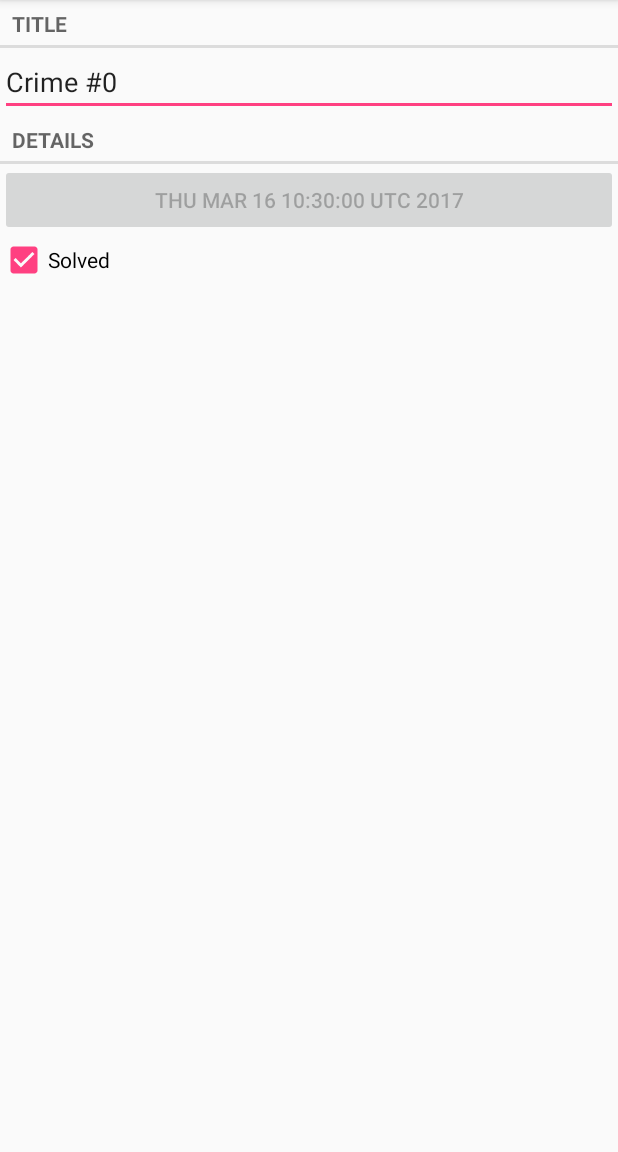
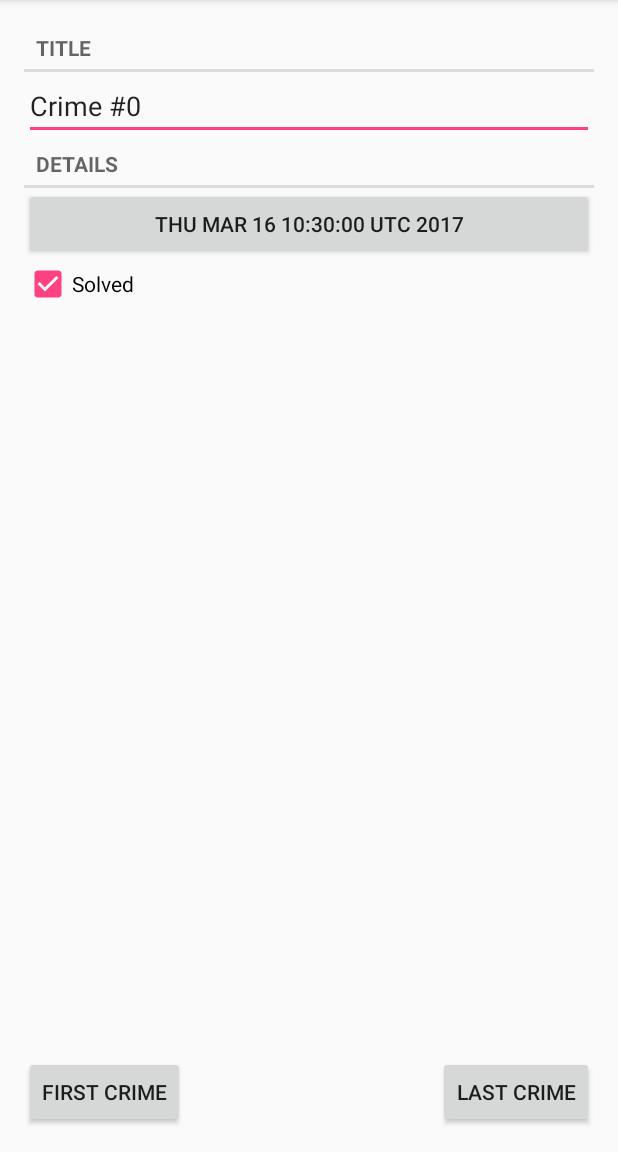
Before and after one commit to SeanArmstrong/BigNerdRanch, an Android app: the screen it shows after launch (CrimePagerActivity), after a tap on an icon or button, on a phone screen of 412 x 824 dp, the part 84-1236 px from its top. Run offline under Robolectric (Android 15) with nearby library versions, the phone set to English and light mode, and no system bars.

Commit message:
complete chapter 11 challanges and finish chapter 12

```diff
--- a/CriminalIntent/app/src/main/java/com/example/seanarmstrong/criminalintent/CrimeFragment.java
+++ b/CriminalIntent/app/src/main/java/com/example/seanarmstrong/criminalintent/CrimeFragment.java
@@ -1,8 +1,11 @@
 package com.example.seanarmstrong.criminalintent;
 
+import android.app.Activity;
+import android.content.Intent;
 import android.os.Bundle;
 import android.support.annotation.Nullable;
 import android.support.v4.app.Fragment;
+import android.support.v4.app.FragmentManager;
 import android.text.Editable;
 import android.text.TextWatcher;
 import android.view.LayoutInflater;
@@ -13,6 +16,7 @@ import android.widget.CheckBox;
 import android.widget.CompoundButton;
 import android.widget.EditText;
 
+import java.util.Date;
 import java.util.UUID;
 
 import static android.widget.CompoundButton.*;
@@ -24,6 +28,8 @@ import static android.widget.CompoundButton.*;
 public class CrimeFragment extends Fragment {
 
     private static final String ARG_CRIME_ID = "crime_id";
+    private static final String DIALOG_DATA = "DialogDate";
+    private static final int REQUEST_DATE = 0;
 
     private Crime mCrime;
 
@@ -72,7 +78,17 @@ public class CrimeFragment extends Fragment {
 
         mDateButton = (Button) v.findViewById(R.id.crime_date);
         mDateButton.setText(mCrime.getDate().toString());
-        mDateButton.setEnabled(false);
+        updateDate();
+        mDateButton.setOnClickListener(new View.OnClickListener() {
+
+            @Override
+            public void onClick(View v) {
+                FragmentManager manager = getFragmentManager();
+                DatePickerFragment dialog = DatePickerFragment.newInstance(mCrime.getDate());
+                dialog.setTargetFragment(CrimeFragment.this, REQUEST_DATE);
+                dialog.show(manager, DIALOG_DATA);
+            }
+        });
 
         mSolvedCheckbox = (CheckBox) v.findViewById(R.id.crime_solved);
         mSolvedCheckbox.setChecked(mCrime.isSolved());
@@ -86,4 +102,21 @@ public class CrimeFragment extends Fragment {
 
         return v;
     }
+
+    @Override
+    public void onActivityResult(int requestCode, int resultCode, Intent data) {
+        if (resultCode != Activity.RESULT_OK) {
+            return;
+        }
+
+        if (requestCode == REQUEST_DATE) {
+            Date date = (Date) data.getSerializableExtra(DatePickerFragment.EXTRA_DATE);
+            mCrime.setDate(date);
+            updateDate();
+        }
+    }
+
+    private void updateDate() {
+        mDateButton.setText(mCrime.getDate().toString());
+    }
 }
--- a/CriminalIntent/app/src/main/java/com/example/seanarmstrong/criminalintent/CrimePagerActivity.java
+++ b/CriminalIntent/app/src/main/java/com/example/seanarmstrong/criminalintent/CrimePagerActivity.java
@@ -10,6 +10,7 @@ import android.support.v4.view.ViewPager;
 import android.support.v7.app.AppCompatActivity;
 import android.util.AttributeSet;
 import android.view.View;
+import android.widget.Button;
 
 import java.util.List;
 import java.util.UUID;
@@ -24,6 +25,9 @@ public class CrimePagerActivity extends AppCompatActivity {
 
     private ViewPager mViewPager;
     private List<Crime> mCrimes;
+    private Button mFirstButton;
+    private Button mLastButton;
+
 
     public static Intent newIntent(Context packageContext, UUID crimeId) {
         Intent intent = new Intent(packageContext, CrimePagerActivity.class);
@@ -41,6 +45,7 @@ public class CrimePagerActivity extends AppCompatActivity {
         mCrimes = CrimeLab.getInstance(this).getCrimes();
         mViewPager = (ViewPager) findViewById(R.id.crime_view_pager);
         FragmentManager fragmentManager = getSupportFragmentManager();
+
         mViewPager.setAdapter(new FragmentStatePagerAdapter(fragmentManager) {
             @Override
             public Fragment getItem(int position) {
@@ -60,5 +65,23 @@ public class CrimePagerActivity extends AppCompatActivity {
                 break;
             }
         }
+
+        mFirstButton = (Button) findViewById(R.id.crime_first);
+        mFirstButton.setOnClickListener(new View.OnClickListener() {
+
+            @Override
+            public void onClick(View v) {
+                mViewPager.setCurrentItem(0);
+            }
+        });
+
+        mLastButton = (Button) findViewById(R.id.crime_last);
+        mLastButton.setOnClickListener(new View.OnClickListener() {
+
+            @Override
+            public void onClick(View v) {
+                mViewPager.setCurrentItem(mCrimes.size());
+            }
+        });
     }
 }
--- a/CriminalIntent/app/src/main/res/layout/activity_crime_pager.xml
+++ b/CriminalIntent/app/src/main/res/layout/activity_crime_pager.xml
@@ -1,7 +1,33 @@
-<android.support.v4.view.ViewPager
+<FrameLayout
     xmlns:android="http://schemas.android.com/apk/res/android"
-    android:id="@+id/crime_view_pager"
     android:layout_width="match_parent"
+    android:orientation="vertical"
     android:layout_height="match_parent">
 
-</android.support.v4.view.ViewPager>
+    <android.support.v4.view.ViewPager
+        xmlns:android="http://schemas.android.com/apk/res/android"
+        android:id="@+id/crime_view_pager"
+        android:layout_width="match_parent"
+        android:layout_height="wrap_content">
+
+    </android.support.v4.view.ViewPager>
+
+    <FrameLayout
+        android:layout_width="match_parent"
+        android:layout_height="wrap_content"
+        android:layout_margin="16dp"
+        android:layout_gravity="bottom" >
+
+        <Button
+            android:id="@+id/crime_first"
+            android:layout_width="wrap_content"
+            android:layout_height="wrap_content"
+            android:text="@string/crime_first"/>
+        <Button
+            android:id="@+id/crime_last"
+            android:layout_width="wrap_content"
+            android:layout_height="wrap_content"
+            android:layout_gravity="right"
+            android:text="@string/crime_last"/>
+    </FrameLayout>
+</FrameLayout>
--- a/CriminalIntent/app/src/main/res/layout/fragment_crime.xml
+++ b/CriminalIntent/app/src/main/res/layout/fragment_crime.xml
@@ -2,7 +2,6 @@
 <LinearLayout
     xmlns:android="http://schemas.android.com/apk/res/android"
     android:orientation="vertical"
-    android:layout_margin="16dp"
     android:layout_width="match_parent"
     android:layout_height="match_parent">
 
@@ -10,29 +9,40 @@
         style="?android:listSeparatorTextViewStyle"
         android:layout_width="match_parent"
         android:layout_height="wrap_content"
+        android:layout_marginTop="16dp"
+        android:layout_marginLeft="16dp"
+        android:layout_marginRight="16dp"
         android:text="@string/crime_title_label"/>
 
     <EditText
         android:id="@+id/crime_title"
         android:layout_width="match_parent"
         android:layout_height="wrap_content"
+        android:layout_marginLeft="16dp"
+        android:layout_marginRight="16dp"
         android:hint="@string/crime_title_hint"/>
 
     <TextView
         style="?android:listSeparatorTextViewStyle"
         android:layout_width="match_parent"
         android:layout_height="wrap_content"
+        android:layout_marginLeft="16dp"
+        android:layout_marginRight="16dp"
         android:text="@string/crime_details_label" />
 
     <Button
         android:id="@+id/crime_date"
         android:layout_width="match_parent"
+        android:layout_marginLeft="16dp"
+        android:layout_marginRight="16dp"
         android:layout_height="wrap_content"/>
 
     <CheckBox
         android:id="@+id/crime_solved"
         android:layout_width="match_parent"
         android:layout_height="wrap_content"
+        android:layout_marginLeft="16dp"
+        android:layout_marginRight="16dp"
         android:text="@string/crime_solved_label"/>
 
 </LinearLayout>
--- a/CriminalIntent/app/src/main/res/values/strings.xml
+++ b/CriminalIntent/app/src/main/res/values/strings.xml
@@ -4,4 +4,7 @@
     <string name="crime_title_label">Title</string>
     <string name="crime_details_label">Details</string>
     <string name="crime_solved_label">Solved</string>
+    <string name="crime_first">First Crime</string>
+    <string name="crime_last">Last Crime</string>
+    <string name="date_picker_title">Date of crime:</string>
 </resources>
```
Also changed, not shown: CriminalIntent/app/src/main/java/com/example/seanarmstrong/criminalintent/DatePickerFragment.java (added, +83 -0 lines), CriminalIntent/app/src/main/res/layout/dialog_date.xml (added, +8 -0 lines).
